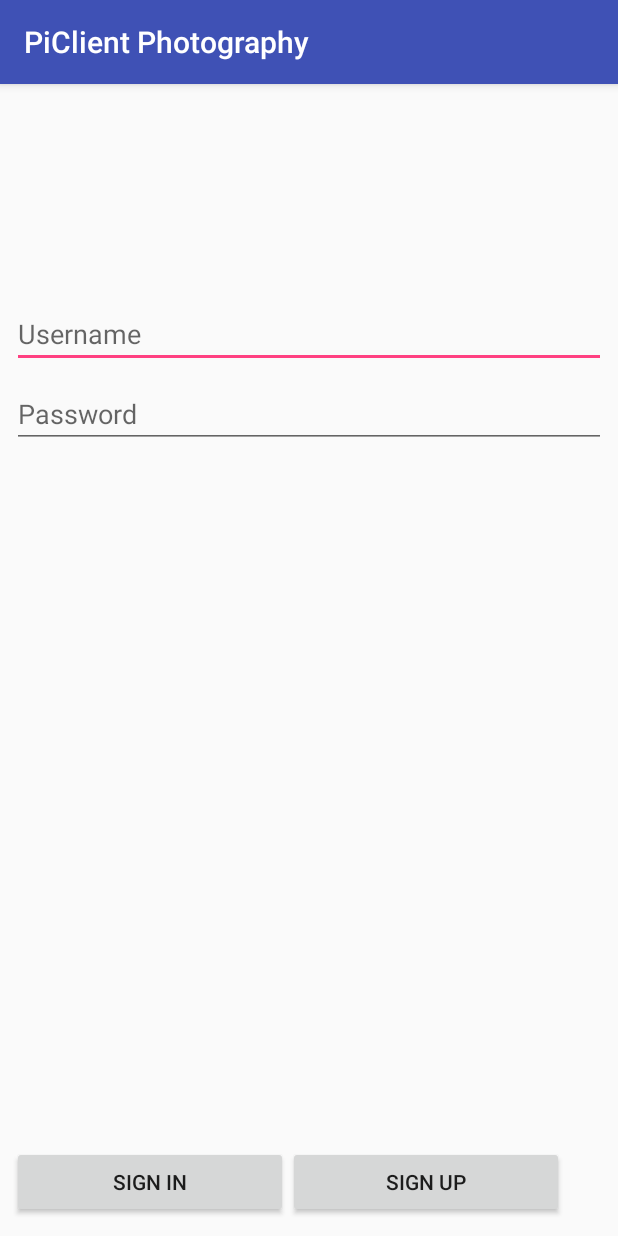
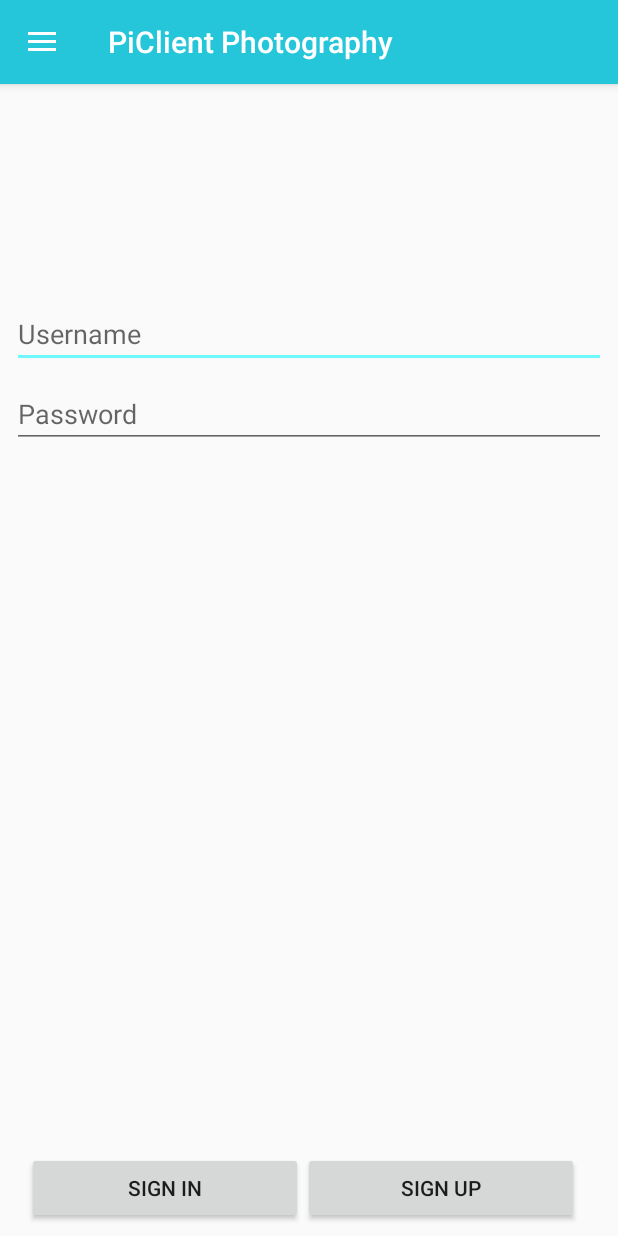
Before and after one commit to quaroline/app_piclient, an Android app: the screen it shows after launch (MainActivity), on a phone screen of 412 x 824 dp. Run offline under Robolectric (Android 15) with nearby library versions, the phone set to English and light mode, and no system bars; our stand-ins replace CircleImageView, Picasso.

Commit message:
- Menu Drawer iniciado.

```diff
--- a/app/build.gradle
+++ b/app/build.gradle
@@ -21,7 +21,10 @@ android {
 dependencies {
     implementation fileTree(dir: 'libs', include: ['*.jar'])
     implementation 'com.android.support:appcompat-v7:27.1.1'
-    implementation 'com.android.support.constraint:constraint-layout:1.1.0'
+    implementation 'com.android.support:design:27.1.1'
+    implementation 'com.android.support.constraint:constraint-layout:1.1.3'
+    implementation 'com.squareup.picasso:picasso:2.71828'
+    implementation 'de.hdodenhof:circleimageview:2.2.0'
     testImplementation 'junit:junit:4.12'
     androidTestImplementation 'com.android.support.test:runner:1.0.2'
     androidTestImplementation 'com.android.support.test.espresso:espresso-core:3.0.2'
--- a/app/src/main/java/quaroline/instalynne/MainActivity.java
+++ b/app/src/main/java/quaroline/instalynne/MainActivity.java
@@ -4,12 +4,23 @@ import android.content.Context;
 import android.content.ContextWrapper;
 import android.content.Intent;
 import android.content.SharedPreferences;
+import android.support.v4.widget.DrawerLayout;
+import android.support.v7.app.ActionBarDrawerToggle;
 import android.support.v7.app.AppCompatActivity;
 import android.os.Bundle;
+import android.util.Log;
+import android.view.MenuItem;
 import android.view.View;
 import android.widget.Button;
 import android.widget.EditText;
+import android.widget.ImageView;
 import android.widget.Toast;
+
+import com.squareup.picasso.Picasso;
+
+import java.lang.annotation.Inherited;
+
+import de.hdodenhof.circleimageview.CircleImageView;
 
 import static java.security.AccessController.getContext;
 
@@ -22,8 +33,13 @@ public class MainActivity extends AppCompatActivity {
     private EditText etMaPassword;
 
     private String keyUsername, keyPassword;
-    private String valUsername, valPassword;
+    private String valUsername = "";
+    private String valPassword = "";
 
+    private DrawerLayout drawerLayout;
+    private ActionBarDrawerToggle abdToggle;
+
+    CircleImageView userImage;
     Context context;
     SharedPreferences sharedPref;
 
@@ -41,33 +57,53 @@ public class MainActivity extends AppCompatActivity {
         etMaUsername = findViewById(R.id.ma_et_username);
         etMaPassword = findViewById(R.id.ma_et_password);
 
+        drawerLayout = findViewById(R.id.drawer);
+        abdToggle = new ActionBarDrawerToggle(this, drawerLayout, R.string.open,R.string.close);
+        drawerLayout.addDrawerListener(abdToggle);
+        abdToggle.syncState();
+        getSupportActionBar().setDisplayHomeAsUpEnabled(true);
+
         btnMaSignUp.setOnClickListener(new View.OnClickListener() {
             @Override
             public void onClick(View v) {
-                SharedPreferences.Editor editor = sharedPref.edit();
-
-                keyUsername = getString(R.string.ma_et_username);
-                keyPassword = getString(R.string.ma_et_password);
-
-                valUsername = etMaUsername.getText().toString();
-                valPassword = etMaPassword.getText().toString();
-
-                editor.putString(keyUsername, valUsername);
-                editor.putString(keyPassword, valPassword);
-
-                editor.apply();
+                SignUp();
             }
         });
 
         btnMaSignIn.setOnClickListener(new View.OnClickListener() {
             @Override
             public void onClick(View v) {
-
                 if (valUsername.equals(etMaUsername.getText().toString()) && valPassword.equals(etMaPassword.getText().toString())) {
                     Intent it = new Intent(MainActivity.this, Dashboard.class);
                     startActivity(it);
+                } else {
+                    Toast.makeText(getApplicationContext(),R.string.ma_toast_invalid_account,Toast.LENGTH_SHORT).show();
                 }
             }
         });
     }
+
+    @Override
+    public boolean onOptionsItemSelected(MenuItem item) {
+        if (abdToggle.onOptionsItemSelected(item)) {
+            return true;
+        }
+        return super.onOptionsItemSelected(item);
+    }
+
+    public void SignUp() {
+        SharedPreferences.Editor editor = sharedPref.edit();
+
+        keyUsername = getString(R.string.ma_et_username);
+        keyPassword = getString(R.string.ma_et_password);
+
+        valUsername = etMaUsername.getText().toString();
+        valPassword = etMaPassword.getText().toString();
+
+        editor.putString(keyUsername, valUsername);
+        editor.putString(keyPassword, valPassword);
+
+        editor.apply();
+    }
+
 }
--- /dev/null
+++ b/app/src/main/res/drawable/ic_royal.xml
@@ -0,0 +1,5 @@
+<vector android:height="24dp" android:viewportHeight="511.999"
+    android:viewportWidth="511.999" android:width="24dp" xmlns:android="http://schemas.android.com/apk/res/android">
+    <path android:fillColor="#7a7a7a" android:pathData="M24.317,377.545v55.01c0,8.836 7.164,15.999 15.999,15.999h431.367c8.836,0 16,-7.164 16,-15.999v-55.01H24.317z"/>
+    <path android:fillColor="#7a7a7a" android:pathData="M483.947,100.028L373.854,225.934l-104.58,-155.43c-6.332,-9.412 -20.213,-9.417 -26.55,0l-104.58,155.431L28.053,100.028C17.83,88.34 -1.476,96.699 0.09,112.171l23.606,233.376h464.608l23.606,-233.376C513.473,96.723 494.182,88.322 483.947,100.028zM256,308.405c-28.634,0 -51.929,-23.295 -51.929,-51.929s23.295,-51.929 51.929,-51.929c28.635,0 51.93,23.295 51.93,51.929C307.93,285.11 284.635,308.405 256,308.405z"/>
+</vector>
--- a/app/src/main/res/layout/activity_main.xml
+++ b/app/src/main/res/layout/activity_main.xml
@@ -1,10 +1,19 @@
 <?xml version="1.0" encoding="utf-8"?>
-<android.support.constraint.ConstraintLayout xmlns:android="http://schemas.android.com/apk/res/android"
+<android.support.v4.widget.DrawerLayout
+    xmlns:android="http://schemas.android.com/apk/res/android"
     xmlns:app="http://schemas.android.com/apk/res-auto"
     xmlns:tools="http://schemas.android.com/tools"
+    android:id="@+id/drawer"
     android:layout_width="match_parent"
     android:layout_height="match_parent"
-    tools:context=".MainActivity">
+    android:fitsSystemWindows="true"
+    android:layout_gravity="start">
+
+    <android.support.constraint.ConstraintLayout
+        android:id="@+id/main_layout"
+        android:layout_width="match_parent"
+        android:layout_height="match_parent"
+        tools:context="com.port.android.ui.ActivityMain">
 
         <EditText
             android:id="@+id/ma_et_username"
@@ -38,14 +47,11 @@
         <LinearLayout
             android:id="@+id/ll_am_signin"
             android:layout_width="368dp"
-        android:layout_height="52dp"
             android:layout_marginBottom="8dp"
             android:layout_marginEnd="8dp"
-        android:layout_marginStart="8dp"
-        android:orientation="horizontal"
+            android:layout_height="wrap_content"
             app:layout_constraintBottom_toBottomOf="parent"
             app:layout_constraintEnd_toEndOf="parent"
-        app:layout_constraintHorizontal_bias="0.0"
             app:layout_constraintStart_toStartOf="parent">
 
             <Button
@@ -53,14 +59,25 @@
                 android:layout_width="match_parent"
                 android:layout_height="wrap_content"
                 android:layout_weight="2"
-            android:text="@string/ma_btn_signin" />
+                android:text="@string/ma_btn_sign_in" />
 
             <Button
                 android:id="@+id/ma_btn_signup"
                 android:layout_width="match_parent"
                 android:layout_height="wrap_content"
                 android:layout_weight="2"
-            android:text="@string/ma_btn_signup" />
+                android:text="@string/ma_btn_sign_up" />
         </LinearLayout>
+    </android.support.constraint.ConstraintLayout>
 
-</android.support.constraint.ConstraintLayout>
+    <android.support.design.widget.NavigationView
+        app:headerLayout="@layout/drawer_header"
+        android:layout_width="wrap_content"
+        android:layout_height="match_parent"
+        android:background="@color/white"
+        app:itemTextColor="@color/colorPrimaryDark"
+        app:itemIconTint="@color/colorPrimaryDark"
+        app:menu="@menu/drawer_menu"
+        android:layout_gravity="start">
+    </android.support.design.widget.NavigationView>
+</android.support.v4.widget.DrawerLayout>
--- /dev/null
+++ b/app/src/main/res/menu/drawer_menu.xml
@@ -0,0 +1,27 @@
+<?xml version="1.0" encoding="utf-8"?>
+<menu xmlns:android="http://schemas.android.com/apk/res/android">
+<item
+    android:id="@+id/firstItem"
+    android:title="First one"
+    android:icon="@drawable/ic_royal"/>
+<item
+    android:id="@+id/secondItem"
+    android:title="Second one"
+    android:icon="@drawable/ic_royal"/>
+<item
+    android:id="@+id/thirdItem"
+    android:title="Third one"
+    android:icon="@drawable/ic_royal"/>
+<item
+    android:id="@+id/fourthItem"
+    android:title="Fourth one"
+    android:icon="@drawable/ic_royal"/>
+<item
+    android:id="@+id/fifthItem"
+    android:title="First one"
+    android:icon="@drawable/ic_royal"/>
+<item
+    android:id="@+id/sixthItem"
+    android:title="Sixth one"
+    android:icon="@drawable/ic_royal"/>
+</menu>
--- a/app/src/main/res/values/colors.xml
+++ b/app/src/main/res/values/colors.xml
@@ -1,6 +1,7 @@
 <?xml version="1.0" encoding="utf-8"?>
 <resources>
-    <color name="colorPrimary">#3F51B5</color>
-    <color name="colorPrimaryDark">#303F9F</color>
-    <color name="colorAccent">#FF4081</color>
+    <color name="colorPrimary">#26c6da</color>
+    <color name="colorPrimaryDark">#0095a8</color>
+    <color name="colorAccent">#6ff9ff</color>
+    <color name="white">#FFF</color>
 </resources>
--- a/app/src/main/res/values/strings.xml
+++ b/app/src/main/res/values/strings.xml
@@ -3,6 +3,9 @@
 
     <string name="ma_et_username">Username</string>
     <string name="ma_et_password">Password</string>
-    <string name="ma_btn_signin">Sign in</string>
-    <string name="ma_btn_signup">Sign up</string>
+    <string name="ma_btn_sign_in">Sign in</string>
+    <string name="ma_btn_sign_up">Sign up</string>
+    <string name="ma_toast_invalid_account">Invalid account. Please, sign up.</string>
+    <string name="open">Open</string>
+    <string name="close">Close</string>
 </resources>
--- a/build.gradle
+++ b/build.gradle
@@ -7,7 +7,7 @@ buildscript {
         jcenter()
     }
     dependencies {
-        classpath 'com.android.tools.build:gradle:3.1.0'
+        classpath 'com.android.tools.build:gradle:3.1.4'
 
 
         // NOTE: Do not place your application dependencies here; they belong
```
Also changed, not shown: app/src/main/AndroidManifest.xml (+7 -1 lines), app/src/main/res/layout/drawer_header.xml (added, +37 -0 lines), app/src/main/res/drawable/bglogin.jpg (added), app/src/main/res/drawable/userimg.png (added). Lines whose indentation alone changed are shown as unchanged.
